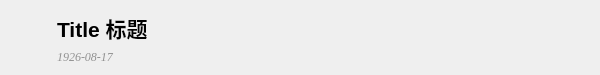
Old version of the form CheckItem.ui in the repository zsz12251665/HOSS-Client.
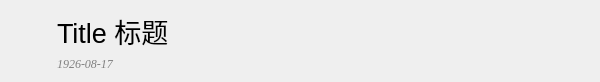
New version of the form. Icons and pictures are not drawn.

```diff
--- a/CheckItem.ui
+++ b/CheckItem.ui
@@ -16,6 +16,13 @@
     <verstretch>0</verstretch>
    </sizepolicy>
   </property>
+  <property name="autoFillBackground">
+   <bool>true</bool>
+  </property>
+  <property name="styleSheet">
+   <string notr="true">#label_deadline {font-family: &quot;Georgia&quot;, &quot;NSimSun&quot;, &quot;Times New Roman&quot;, &quot;SimSun&quot;;}
+#label_title {font-family: &quot;Segoe UI&quot;, &quot;DengXian&quot;, &quot;Calibri&quot;, &quot;Microsoft YaHei UI&quot;, &quot;Arial&quot;, &quot;SimHei&quot;;}</string>
+  </property>
   <layout class="QHBoxLayout" name="horizontalLayout">
    <item>
     <widget class="QPushButton" name="button_check">
@@ -49,15 +56,10 @@
        </property>
        <property name="font">
         <font>
-         <family>Tahoma</family>
-         <pointsize>16</pointsize>
-         <weight>75</weight>
-         <bold>true</bold>
+         <family>Segoe UI</family>
+         <pointsize>20</pointsize>
         </font>
        </property>
-       <property name="styleSheet">
-        <string notr="true">font-family: &quot;Tahoma&quot;, &quot;DengXian&quot;, &quot;Arial&quot;, &quot;SimHei&quot;;</string>
-       </property>
        <property name="text">
         <string>Title 标题</string>
        </property>
@@ -78,8 +80,7 @@
         </font>
        </property>
        <property name="styleSheet">
-        <string notr="true">color: #919191;
-font-family: &quot;Georgia&quot;, &quot;NSimSun&quot;, &quot;Times New Roman&quot;, &quot;SimSun&quot;;</string>
+        <string notr="true">color: grey;</string>
        </property>
        <property name="text">
         <string>1926-08-17</string>
```
